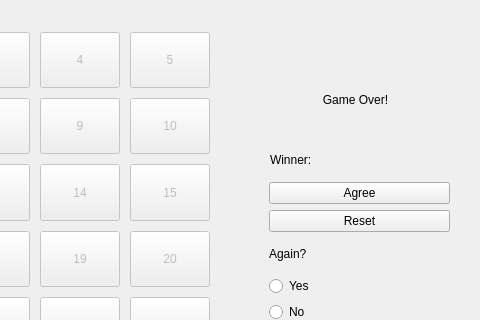
Before: the Qt Designer form mainwindow.ui in SaeidSY/SeyediFinalProject, drawn with Qt 5; both pictures show x 320 to 800 and y 108 to 428 of the 800 by 600 pixel window.
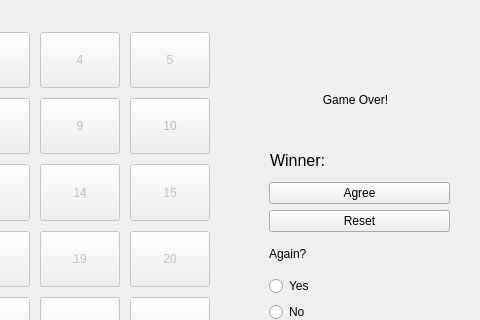
After: the same form once the commit is applied.

Diff of the .ui file:
```diff
--- a/mainwindow.ui
+++ b/mainwindow.ui
@@ -599,6 +599,11 @@
       <height>16</height>
      </rect>
     </property>
+    <property name="font">
+     <font>
+      <pointsize>12</pointsize>
+     </font>
+    </property>
     <property name="text">
      <string>Winner:</string>
     </property>
```
